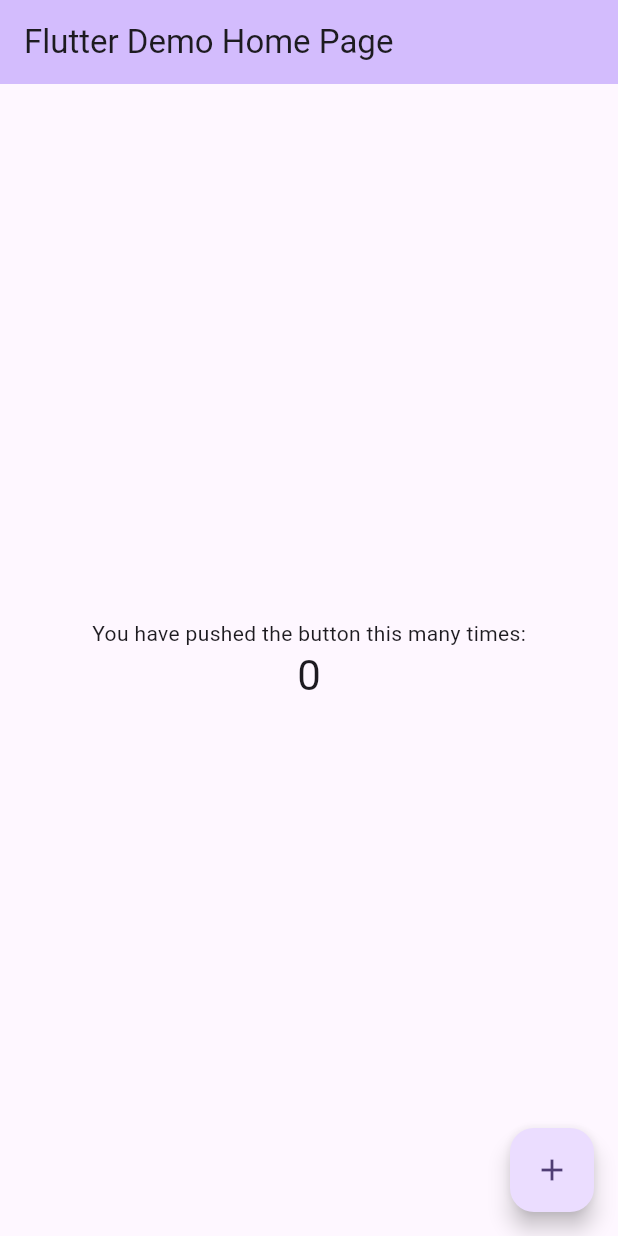
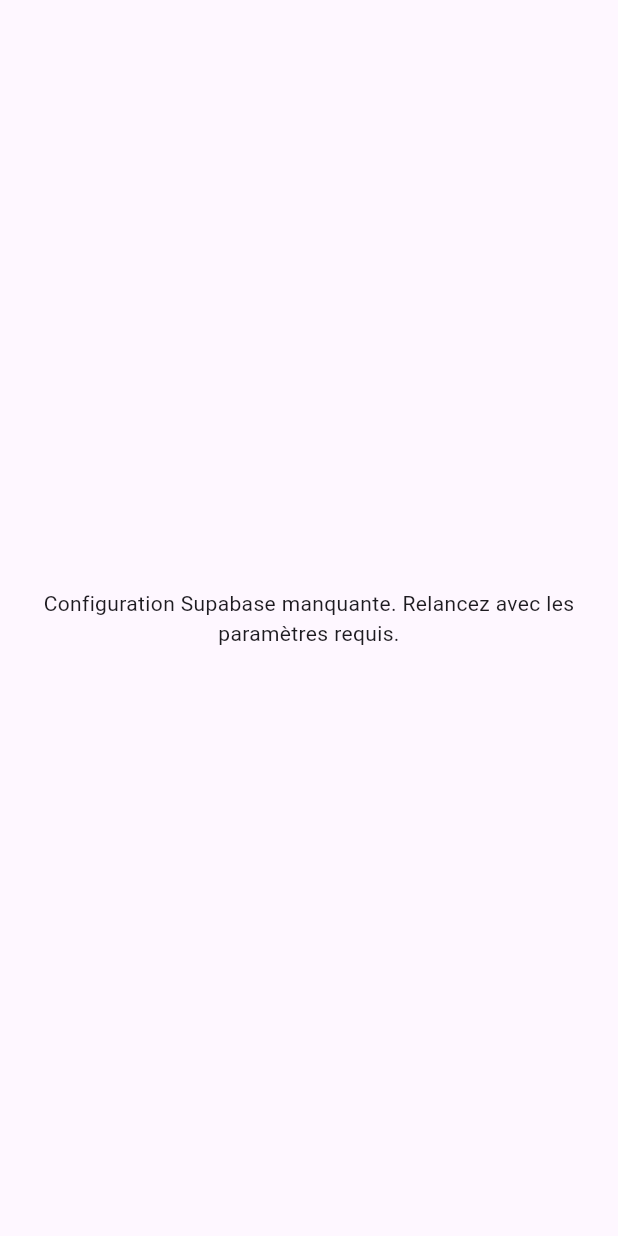
Before and after one commit to Fenohasina08/talkmate, a Flutter app: the screen it shows after launch, on a phone screen of 412 x 824 dp. Run offline on Flutter 3.47's test engine with Material 3 defaults, Android fonts, the phone set to English and light mode, and no system bars; our stand-ins replace supabase_flutter; accounts and stored records are empty.

Commit message:
chore(main): add supabase

```diff
--- a/lib/main.dart
+++ b/lib/main.dart
@@ -1,121 +1,66 @@
+
 import 'package:flutter/material.dart';
+import 'package:supabase_flutter/supabase_flutter.dart';
 
-void main() {
+const supabaseUrl = String.fromEnvironment('SUPABASE_URL');
+const supabasePublishableKey =
+    String.fromEnvironment('SUPABASE_PUBLISHABLE_KEY');
+
+Future<void> main() async {
+  WidgetsFlutterBinding.ensureInitialized();
+
+  if (supabaseUrl.isEmpty || supabasePublishableKey.isEmpty) {
+    runApp(const ConfigurationApp());
+    return;
+  }
+
+  await Supabase.initialize(
+    url: supabaseUrl,
+    anonKey: supabasePublishableKey,
+  );
+
   runApp(const MyApp());
+}
+
+class ConfigurationApp extends StatelessWidget {
+  const ConfigurationApp({super.key});
+
+  @override
+  Widget build(BuildContext context) {
+    return const MaterialApp(
+      home: Scaffold(
+        body: Center(
+          child: Text(
+            'Configuration Supabase manquante. '
+            'Relancez avec les paramètres requis.',
+            textAlign: TextAlign.center,
+          ),
+        ),
+      ),
+    );
+  }
 }
 
 class MyApp extends StatelessWidget {
   const MyApp({super.key});
 
-  // This widget is the root of your application.
   @override
   Widget build(BuildContext context) {
     return MaterialApp(
-      title: 'Flutter Demo',
+      title: 'TalkMate',
       theme: ThemeData(
-        // This is the theme of your application.
-        //
-        // TRY THIS: Try running your application with "flutter run". You'll see
-        // the application has a purple toolbar. Then, without quitting the app,
-        // try changing the seedColor in the colorScheme below to Colors.green
-        // and then invoke "hot reload" (save your changes or press the "hot
-        // reload" button in a Flutter-supported IDE, or press "r" if you used
-        // the command line to start the app).
-        //
-        // Notice that the counter didn't reset back to zero; the application
-        // state is not lost during the reload. To reset the state, use hot
-        // restart instead.
-        //
-        // This works for code too, not just values: Most code changes can be
-        // tested with just a hot reload.
-        colorScheme: .fromSeed(seedColor: Colors.deepPurple),
+        colorScheme: ColorScheme.fromSeed(
+          seedColor: Colors.deepPurple,
+        ),
+        useMaterial3: true,
       ),
-      home: const MyHomePage(title: 'Flutter Demo Home Page'),
-    );
-  }
-}
-
-class MyHomePage extends StatefulWidget {
-  const MyHomePage({super.key, required this.title});
-
-  // This widget is the home page of your application. It is stateful, meaning
-  // that it has a State object (defined below) that contains fields that affect
-  // how it looks.
-
-  // This class is the configuration for the state. It holds the values (in this
-  // case the title) provided by the parent (in this case the App widget) and
-  // used by the build method of the State. Fields in a Widget subclass are
-  // always marked "final".
-
-  final String title;
-
-  @override
-  State<MyHomePage> createState() => _MyHomePageState();
-}
-
-class _MyHomePageState extends State<MyHomePage> {
-  int _counter = 0;
-
-  void _incrementCounter() {
-    setState(() {
-      // This call to setState tells the Flutter framework that something has
-      // changed in this State, which causes it to rerun the build method below
-      // so that the display can reflect the updated values. If we changed
-      // _counter without calling setState(), then the build method would not be
-      // called again, and so nothing would appear to happen.
-      _counter++;
-    });
-  }
-
-  @override
-  Widget build(BuildContext context) {
-    // This method is rerun every time setState is called, for instance as done
-    // by the _incrementCounter method above.
-    //
-    // The Flutter framework has been optimized to make rerunning build methods
-    // fast, so that you can just rebuild anything that needs updating rather
-    // than having to individually change instances of widgets.
-    return Scaffold(
-      appBar: AppBar(
-        // TRY THIS: Try changing the color here to a specific color (to
-        // Colors.amber, perhaps?) and trigger a hot reload to see the AppBar
-        // change color while the other colors stay the same.
-        backgroundColor: Theme.of(context).colorScheme.inversePrimary,
-        // Here we take the value from the MyHomePage object that was created by
-        // the App.build method, and use it to set our appbar title.
-        title: Text(widget.title),
-      ),
-      body: Center(
-        // Center is a layout widget. It takes a single child and positions it
-        // in the middle of the parent.
-        child: Column(
-          // Column is also a layout widget. It takes a list of children and
-          // arranges them vertically. By default, it sizes itself to fit its
-          // children horizontally, and tries to be as tall as its parent.
-          //
-          // Column has various properties to control how it sizes itself and
-          // how it positions its children. Here we use mainAxisAlignment to
-          // center the children vertically; the main axis here is the vertical
-          // axis because Columns are vertical (the cross axis would be
-          // horizontal).
-          //
-          // TRY THIS: Invoke "debug painting" (choose the "Toggle Debug Paint"
-          // action in the IDE, or press "p" in the console), to see the
-          // wireframe for each widget.
-          mainAxisAlignment: .center,
-          children: [
-            const Text('You have pushed the button this many times:'),
-            Text(
-              '$_counter',
-              style: Theme.of(context).textTheme.headlineMedium,
-            ),
-          ],
+      home: Scaffold(
+        appBar: AppBar(
+          title: const Text('TalkMate'),
         ),
-      ),
-      floatingActionButton: FloatingActionButton(
-        onPressed: _incrementCounter,
-        tooltip: 'Increment',
-        child: const Icon(Icons.add),
+        body: const Center(
+          child: Text('Supabase est initialisé !'),
+        ),
       ),
     );
   }
```
